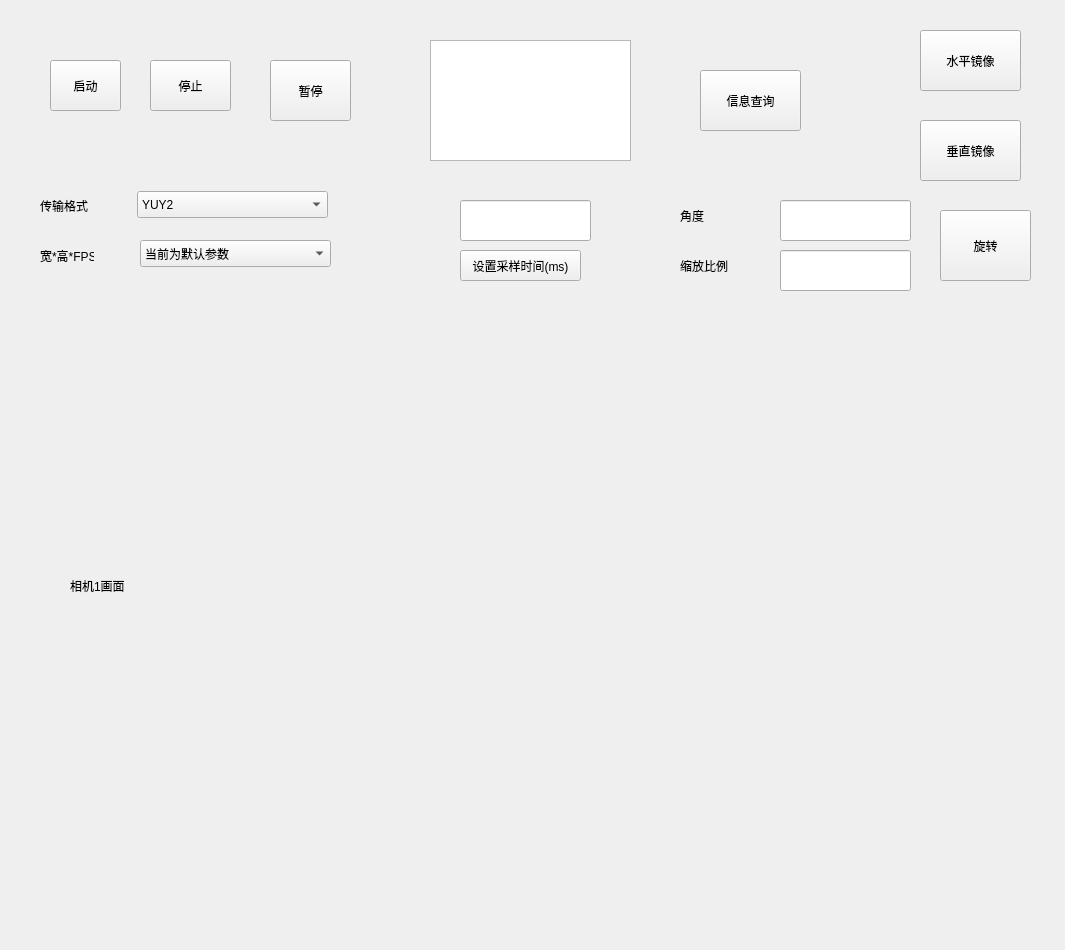
The window that ui_camera_viewer.ui (lithcado/MultiCameraViewer) describes before a commit, drawn with Qt 5.
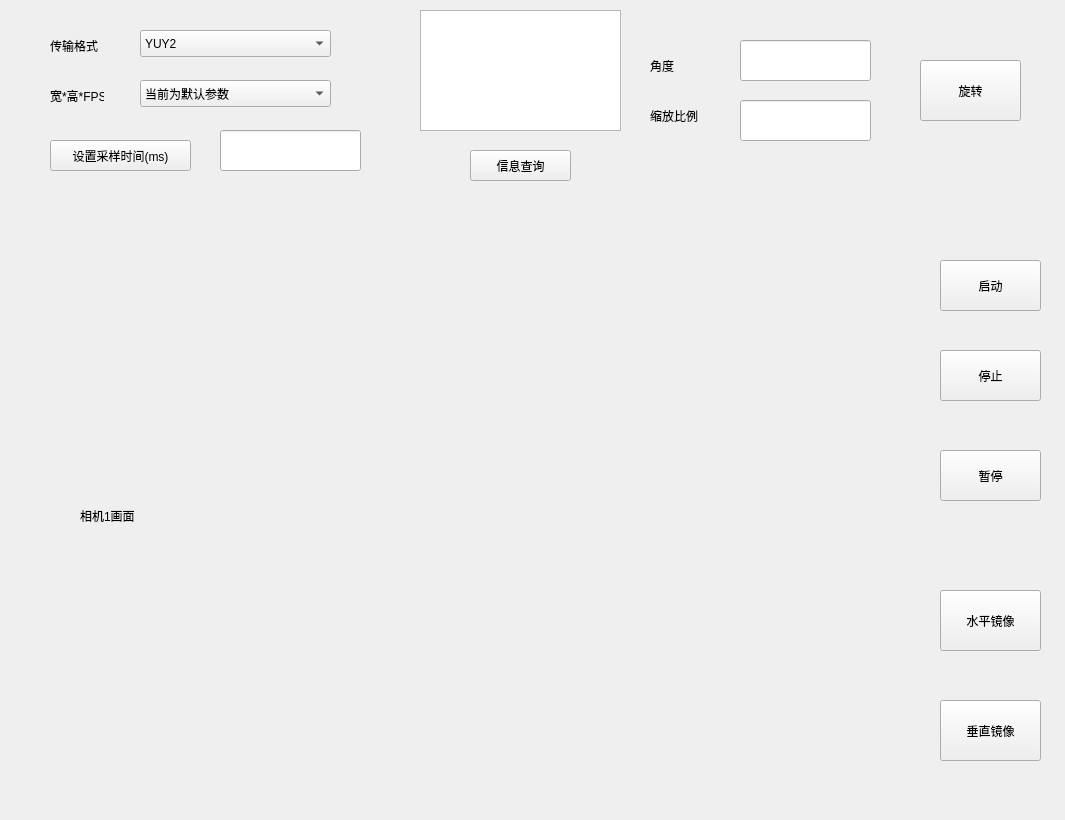
The same window after the commit.

Commit message: 修改UI

```diff
--- a/ui_camera_viewer.ui
+++ b/ui_camera_viewer.ui
@@ -7,7 +7,7 @@
     <x>0</x>
     <y>0</y>
     <width>1065</width>
-    <height>950</height>
+    <height>820</height>
    </rect>
   </property>
   <property name="windowTitle">
@@ -16,8 +16,8 @@
   <widget class="QLineEdit" name="input_scale">
    <property name="geometry">
     <rect>
-     <x>780</x>
-     <y>250</y>
+     <x>740</x>
+     <y>100</y>
      <width>131</width>
      <height>41</height>
     </rect>
@@ -26,9 +26,9 @@
   <widget class="QPushButton" name="btn_start">
    <property name="geometry">
     <rect>
-     <x>50</x>
-     <y>60</y>
-     <width>71</width>
+     <x>940</x>
+     <y>260</y>
+     <width>101</width>
      <height>51</height>
     </rect>
    </property>
@@ -39,10 +39,10 @@
   <widget class="QPushButton" name="btn_pause">
    <property name="geometry">
     <rect>
-     <x>270</x>
-     <y>60</y>
-     <width>81</width>
-     <height>61</height>
+     <x>940</x>
+     <y>450</y>
+     <width>101</width>
+     <height>51</height>
     </rect>
    </property>
    <property name="text">
@@ -52,9 +52,9 @@
   <widget class="QLabel" name="label_4">
    <property name="geometry">
     <rect>
-     <x>680</x>
-     <y>250</y>
-     <width>54</width>
+     <x>650</x>
+     <y>100</y>
+     <width>61</width>
      <height>31</height>
     </rect>
    </property>
@@ -65,8 +65,8 @@
   <widget class="QLabel" name="label_3">
    <property name="geometry">
     <rect>
-     <x>680</x>
-     <y>200</y>
+     <x>650</x>
+     <y>50</y>
      <width>91</width>
      <height>31</height>
     </rect>
@@ -78,8 +78,8 @@
   <widget class="QLabel" name="label">
    <property name="geometry">
     <rect>
-     <x>40</x>
-     <y>240</y>
+     <x>50</x>
+     <y>80</y>
      <width>54</width>
      <height>31</height>
     </rect>
@@ -91,9 +91,9 @@
   <widget class="QPushButton" name="btn_sample_time">
    <property name="geometry">
     <rect>
-     <x>460</x>
-     <y>250</y>
-     <width>121</width>
+     <x>50</x>
+     <y>140</y>
+     <width>141</width>
      <height>31</height>
     </rect>
    </property>
@@ -104,8 +104,8 @@
   <widget class="QComboBox" name="format_list">
    <property name="geometry">
     <rect>
-     <x>137</x>
-     <y>191</y>
+     <x>140</x>
+     <y>30</y>
      <width>191</width>
      <height>27</height>
     </rect>
@@ -124,8 +124,8 @@
   <widget class="QPushButton" name="btn_tilt_flip">
    <property name="geometry">
     <rect>
-     <x>920</x>
-     <y>120</y>
+     <x>940</x>
+     <y>700</y>
      <width>101</width>
      <height>61</height>
     </rect>
@@ -137,10 +137,10 @@
   <widget class="QPushButton" name="btn_rotate">
    <property name="geometry">
     <rect>
-     <x>940</x>
-     <y>210</y>
-     <width>91</width>
-     <height>71</height>
+     <x>920</x>
+     <y>60</y>
+     <width>101</width>
+     <height>61</height>
     </rect>
    </property>
    <property name="text">
@@ -150,8 +150,8 @@
   <widget class="QLineEdit" name="input_degree">
    <property name="geometry">
     <rect>
-     <x>780</x>
-     <y>200</y>
+     <x>740</x>
+     <y>40</y>
      <width>131</width>
      <height>41</height>
     </rect>
@@ -160,9 +160,9 @@
   <widget class="QLabel" name="pic1">
    <property name="geometry">
     <rect>
-     <x>70</x>
-     <y>320</y>
-     <width>891</width>
+     <x>80</x>
+     <y>250</y>
+     <width>811</width>
      <height>531</height>
     </rect>
    </property>
@@ -176,8 +176,8 @@
   <widget class="QLabel" name="label_2">
    <property name="geometry">
     <rect>
-     <x>40</x>
-     <y>190</y>
+     <x>50</x>
+     <y>30</y>
      <width>91</width>
      <height>31</height>
     </rect>
@@ -190,7 +190,7 @@
    <property name="geometry">
     <rect>
      <x>140</x>
-     <y>240</y>
+     <y>80</y>
      <width>191</width>
      <height>27</height>
     </rect>
@@ -204,8 +204,8 @@
   <widget class="QTextEdit" name="information_output">
    <property name="geometry">
     <rect>
-     <x>430</x>
-     <y>40</y>
+     <x>420</x>
+     <y>10</y>
      <width>201</width>
      <height>121</height>
     </rect>
@@ -214,9 +214,9 @@
   <widget class="QPushButton" name="btn_close">
    <property name="geometry">
     <rect>
-     <x>150</x>
-     <y>60</y>
-     <width>81</width>
+     <x>940</x>
+     <y>350</y>
+     <width>101</width>
      <height>51</height>
     </rect>
    </property>
@@ -227,8 +227,8 @@
   <widget class="QPushButton" name="btn_pan_flip">
    <property name="geometry">
     <rect>
-     <x>920</x>
-     <y>30</y>
+     <x>940</x>
+     <y>590</y>
      <width>101</width>
      <height>61</height>
     </rect>
@@ -240,9 +240,9 @@
   <widget class="QLineEdit" name="input_sample_time">
    <property name="geometry">
     <rect>
-     <x>460</x>
-     <y>200</y>
-     <width>131</width>
+     <x>220</x>
+     <y>130</y>
+     <width>141</width>
      <height>41</height>
     </rect>
    </property>
@@ -250,10 +250,10 @@
   <widget class="QPushButton" name="btn_information_inquire">
    <property name="geometry">
     <rect>
-     <x>700</x>
-     <y>70</y>
+     <x>470</x>
+     <y>150</y>
      <width>101</width>
-     <height>61</height>
+     <height>31</height>
     </rect>
    </property>
    <property name="text">
```
